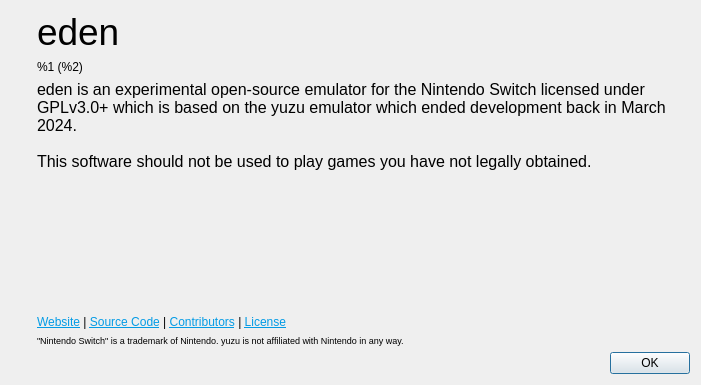
Qt form src/yuzu/aboutdialog.ui (rorrim-rorrim/eden-alt) before a commit.
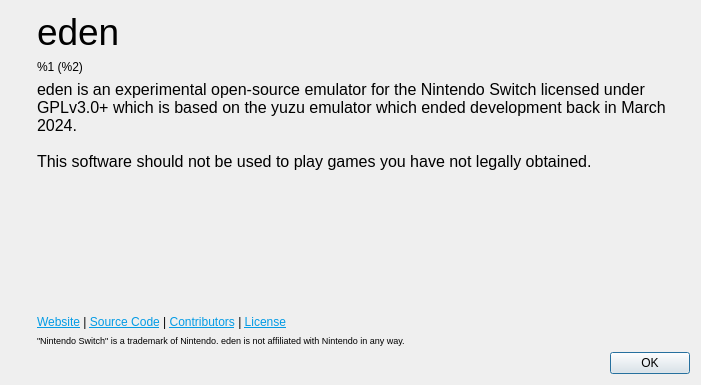
The same form after that commit. Icons and pictures are not drawn.

Commit message: Update "yuzu is not affiliated with Nintendo" to "eden is not affiliated with Nintendo"

```diff
--- a/src/yuzu/aboutdialog.ui
+++ b/src/yuzu/aboutdialog.ui
@@ -144,7 +144,7 @@
           </sizepolicy>
          </property>
          <property name="text">
-          <string>&lt;html&gt;&lt;head/&gt;&lt;body&gt;&lt;p&gt;&lt;span style=&quot; font-size:7pt;&quot;&gt;&amp;quot;Nintendo Switch&amp;quot; is a trademark of Nintendo. yuzu is not affiliated with Nintendo in any way.&lt;/span&gt;&lt;/p&gt;&lt;/body&gt;&lt;/html&gt;</string>
+          <string>&lt;html&gt;&lt;head/&gt;&lt;body&gt;&lt;p&gt;&lt;span style=&quot; font-size:7pt;&quot;&gt;&amp;quot;Nintendo Switch&amp;quot; is a trademark of Nintendo. eden is not affiliated with Nintendo in any way.&lt;/span&gt;&lt;/p&gt;&lt;/body&gt;&lt;/html&gt;</string>
          </property>
         </widget>
        </item>
```
The commit also changes 27 other files.
